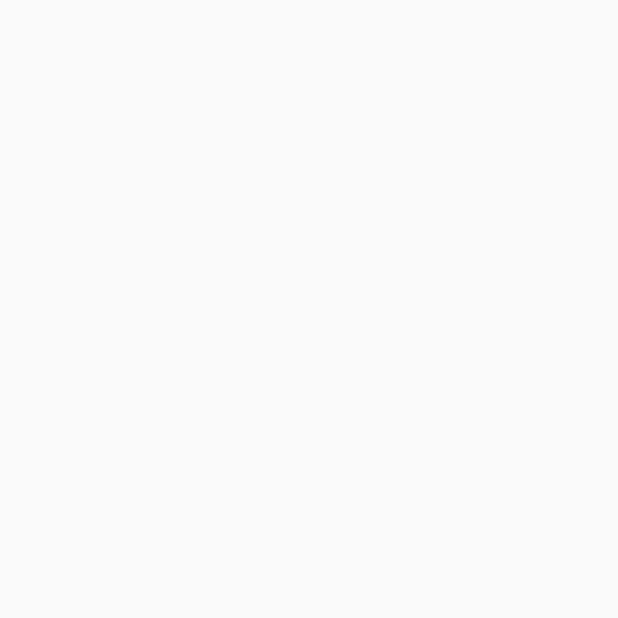
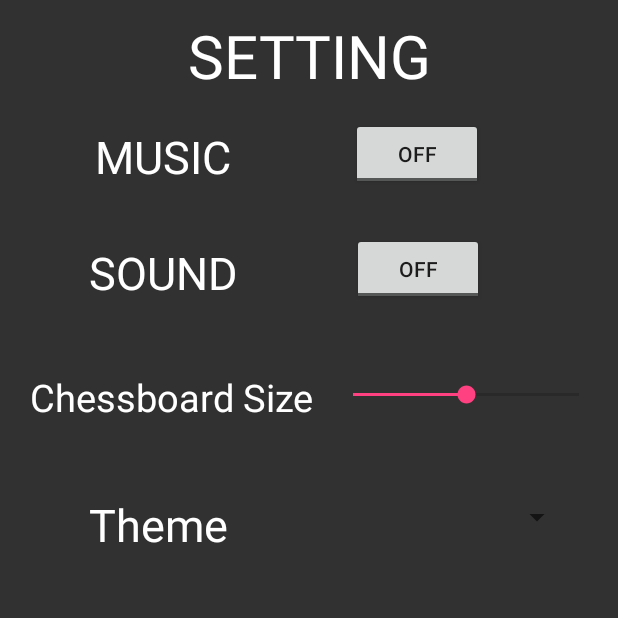
Before and after one commit to chengmx1025/AndroidChessGame, an Android app: the SettingActivity screen opened directly, with no data from a screen before it, on a phone screen of 412 x 824 dp, the top half of it. Before the commit the part shown is empty. Run offline under Robolectric (Android 15) with nearby library versions, the light colour scheme and no system bars.

Commit message:
ver2.2 GUI update

```diff
--- a/app/src/main/res/layout/setting.xml
+++ b/app/src/main/res/layout/setting.xml
@@ -1,6 +1,132 @@
 <?xml version="1.0" encoding="utf-8"?>
 <LinearLayout xmlns:android="http://schemas.android.com/apk/res/android"
     android:layout_width="match_parent"
-    android:layout_height="match_parent">
+    android:layout_height="match_parent"
+    android:orientation="vertical"
+    android:background="#313131"
+    android:weightSum="1">
+
+    <TextView
+        android:layout_width="match_parent"
+        android:layout_height="wrap_content"
+        android:textColor="#ffffff"
+        android:text="SETTING"
+        android:textSize="40dp"
+        android:textAlignment="center"
+        android:layout_marginTop="10dp"
+        />
+
+    <LinearLayout
+        android:orientation="vertical"
+        android:layout_width="match_parent"
+        android:layout_height="153dp"
+        >
+
+        <LinearLayout
+            android:orientation="horizontal"
+            android:layout_width="match_parent"
+            android:layout_height="77dp">
+
+            <TextView
+                android:layout_width="wrap_content"
+                android:layout_height="match_parent"
+                android:text="MUSIC"
+                android:textColor="#ffffff"
+                android:textSize="30dp"
+                android:layout_marginLeft="63dp"
+                android:layout_marginTop="20dp"/>
+
+            <ToggleButton
+                android:text="ToggleButton"
+                android:layout_width="wrap_content"
+                android:layout_height="wrap_content"
+                android:id="@+id/toggleButton1"
+                android:layout_gravity="center"
+                android:layout_marginLeft="80dp"/>
+
+
+        </LinearLayout>
+
+        <LinearLayout
+            android:orientation="horizontal"
+            android:layout_width="match_parent"
+            android:layout_height="match_parent">
+            <TextView
+                android:layout_width="wrap_content"
+                android:layout_height="match_parent"
+                android:text="SOUND"
+                android:textColor="#ffffff"
+                android:textSize="30dp"
+                android:layout_marginLeft="59dp"
+                android:layout_marginTop="20dp"/>
+
+            <ToggleButton
+                android:text="ToggleButton"
+                android:layout_width="wrap_content"
+                android:layout_height="wrap_content"
+                android:id="@+id/toggleButton2"
+                android:layout_gravity="center"
+                android:layout_marginLeft="76dp"/>
+
+
+
+        </LinearLayout>
+    </LinearLayout>
+
+    <LinearLayout
+        android:orientation="horizontal"
+        android:layout_width="match_parent"
+        android:layout_height="92dp"
+        >
+
+        <TextView
+            android:layout_width="wrap_content"
+            android:layout_height="match_parent"
+            android:text="Chessboard Size"
+            android:textColor="#ffffff"
+            android:textSize="25dp"
+            android:layout_marginTop="30dp"
+            android:layout_marginLeft="20dp"
+            />
+
+        <SeekBar
+            style="@style/Widget.AppCompat.SeekBar.Discrete"
+            android:layout_width="match_parent"
+            android:layout_height="match_parent"
+            android:layout_margin="10dp"
+            android:max="8"
+            android:progress="4"
+            android:id="@+id/seekBar"
+            android:layout_weight="1" />
+
+
+    </LinearLayout>
+
+    <LinearLayout
+        android:orientation="horizontal"
+        android:layout_width="match_parent"
+        android:layout_height="match_parent">
+
+        <TextView
+            android:layout_width="wrap_content"
+            android:layout_height="match_parent"
+            android:text="Theme"
+            android:textColor="#ffffff"
+            android:textSize="30dp"
+            android:layout_marginTop="20dp"
+            android:layout_marginLeft="59dp"
+            />
+
+        <Spinner
+            android:layout_width="match_parent"
+            android:layout_height="71dp"
+            android:id="@+id/spinner"
+            android:layout_marginRight="30dp"
+            android:layout_marginLeft="50dp"
+            android:entries="@array/themes"
+
+            />
+    </LinearLayout>
+
 
 </LinearLayout>
```
Also changed, not shown: app/src/main/res/layout/activity_main.xml (+56 -32 lines), app/src/main/res/layout/game_rule.xml (+18 -5 lines), 1 other file.
